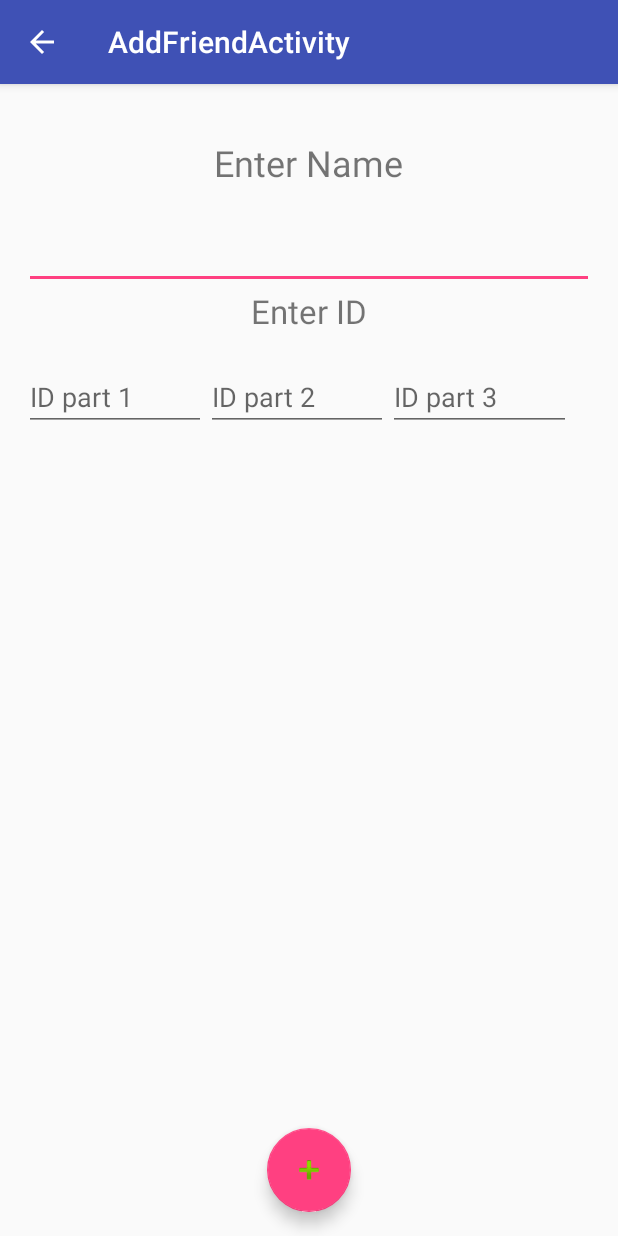
After one commit to manangandhi7/MoneyPal, an Android app: the AddFriendActivity screen opened directly, with no data from a screen before it, on a phone screen of 412 x 824 dp. The commit adds this screen. Run offline under Robolectric (Android 15) with nearby library versions, the phone set to English and light mode, and no system bars.

Commit message:
Add friend activity added, other minor changes

```diff
--- a/app/src/main/AndroidManifest.xml
+++ b/app/src/main/AndroidManifest.xml
@@ -40,7 +40,7 @@
 
         <activity
             android:name=".Activity.LoginActivity"
-            android:label="@string/app_name"></activity>
+            android:label="@string/app_name" />
         <activity
             android:name=".Activity.MainActivity"
             android:label="@string/app_name"
@@ -98,6 +98,15 @@
                 android:name="android.support.PARENT_ACTIVITY"
                 android:value="com.MoneyPal.Activity.MainActivity" />
         </activity>
+        <activity
+            android:name=".Activity.AddFriendActivity"
+            android:label="@string/title_activity_add_friend"
+            android:parentActivityName=".Activity.MainActivity"
+            android:theme="@style/AppTheme.NoActionBar">
+            <meta-data
+                android:name="android.support.PARENT_ACTIVITY"
+                android:value="com.MoneyPal.Activity.MainActivity" />
+        </activity>
     </application>
 
 </manifest>
--- /dev/null
+++ b/app/src/main/java/com/MoneyPal/Activity/AddFriendActivity.java
@@ -0,0 +1,32 @@
+package com.MoneyPal.Activity;
+
+import android.os.Bundle;
+import android.support.design.widget.FloatingActionButton;
+import android.support.design.widget.Snackbar;
+import android.support.v7.app.AppCompatActivity;
+import android.support.v7.widget.Toolbar;
+import android.view.View;
+
+import com.MoneyPal.R;
+
+public class AddFriendActivity extends AppCompatActivity {
+
+    @Override
+    protected void onCreate(Bundle savedInstanceState) {
+        super.onCreate(savedInstanceState);
+        setContentView(R.layout.activity_add_friend);
+        Toolbar toolbar = (Toolbar) findViewById(R.id.toolbar);
+        setSupportActionBar(toolbar);
+
+        FloatingActionButton fab = (FloatingActionButton) findViewById(R.id.fab);
+        fab.setOnClickListener(new View.OnClickListener() {
+            @Override
+            public void onClick(View view) {
+                Snackbar.make(view, "Replace with your own action", Snackbar.LENGTH_LONG)
+                        .setAction("Action", null).show();
+            }
+        });
+        getSupportActionBar().setDisplayHomeAsUpEnabled(true);
+    }
+
+}
--- a/app/src/main/java/com/MoneyPal/Activity/MainActivity.java
+++ b/app/src/main/java/com/MoneyPal/Activity/MainActivity.java
@@ -242,8 +242,10 @@ public class MainActivity extends AppCompatActivity
             Intent intent = new Intent(getApplicationContext(), BankDetailsActivity.class);
             //intent.putExtra(EXTRA_MESSAGE, message);
             startActivity(intent);
-        } else if (id == R.id.nav_manage) {
-
+        } else if (id == R.id.nav_add_friend) {
+            Intent intent = new Intent(getApplicationContext(), AddFriendActivity.class);
+            //intent.putExtra(EXTRA_MESSAGE, message);
+            startActivity(intent);
         } else if (id == R.id.nav_share) {
 
         } else if (id == R.id.nav_send) {
--- /dev/null
+++ b/app/src/main/res/layout/activity_add_friend.xml
@@ -0,0 +1,34 @@
+<?xml version="1.0" encoding="utf-8"?>
+<android.support.design.widget.CoordinatorLayout xmlns:android="http://schemas.android.com/apk/res/android"
+    xmlns:app="http://schemas.android.com/apk/res-auto"
+    xmlns:tools="http://schemas.android.com/tools"
+    android:layout_width="match_parent"
+    android:layout_height="match_parent"
+    android:fitsSystemWindows="true"
+    tools:context="com.MoneyPal.Activity.AddFriendActivity">
+
+    <android.support.design.widget.AppBarLayout
+        android:layout_width="match_parent"
+        android:layout_height="wrap_content"
+        android:theme="@style/AppTheme.AppBarOverlay">
+
+        <android.support.v7.widget.Toolbar
+            android:id="@+id/toolbar"
+            android:layout_width="match_parent"
+            android:layout_height="?attr/actionBarSize"
+            android:background="?attr/colorPrimary"
+            app:popupTheme="@style/AppTheme.PopupOverlay" />
+
+    </android.support.design.widget.AppBarLayout>
+
+    <include layout="@layout/content_add_friend" />
+
+    <android.support.design.widget.FloatingActionButton
+        android:id="@+id/fab"
+        android:layout_width="wrap_content"
+        android:layout_height="wrap_content"
+        android:layout_gravity="bottom|center"
+        android:layout_margin="@dimen/fab_margin"
+        app:srcCompat="@android:drawable/ic_input_add" />
+
+</android.support.design.widget.CoordinatorLayout>
--- /dev/null
+++ b/app/src/main/res/layout/content_add_friend.xml
@@ -0,0 +1,92 @@
+<?xml version="1.0" encoding="utf-8"?>
+<RelativeLayout xmlns:android="http://schemas.android.com/apk/res/android"
+    xmlns:app="http://schemas.android.com/apk/res-auto"
+    xmlns:tools="http://schemas.android.com/tools"
+    android:id="@+id/content_add_friend"
+    android:layout_width="match_parent"
+    android:layout_height="match_parent"
+    android:paddingBottom="@dimen/activity_vertical_margin"
+    android:paddingLeft="@dimen/activity_horizontal_margin"
+    android:paddingRight="@dimen/activity_horizontal_margin"
+    android:paddingTop="@dimen/activity_vertical_margin"
+    app:layout_behavior="@string/appbar_scrolling_view_behavior"
+    tools:context="com.MoneyPal.Activity.AddFriendActivity"
+    tools:showIn="@layout/activity_add_friend">
+
+    <TextView
+        android:text="Enter Name"
+        android:layout_width="wrap_content"
+        android:layout_height="wrap_content"
+        android:layout_centerHorizontal="true"
+        android:layout_alignParentTop="true"
+        android:layout_marginTop="20sp"
+        android:textSize="24sp"
+        android:id="@+id/enter_name_textbox" />
+
+    <EditText
+        android:text=""
+        android:layout_width="match_parent"
+        android:layout_height="wrap_content"
+        android:layout_centerHorizontal="true"
+        android:layout_below="@+id/enter_name_textbox"
+        android:layout_marginTop="20sp"
+        android:textSize="20sp"
+        android:id="@+id/friend_name" />
+
+
+    <TextView
+        android:text="Enter ID"
+        android:layout_width="wrap_content"
+        android:layout_height="wrap_content"
+        android:layout_below="@+id/friend_name"
+        android:layout_centerHorizontal="true"
+        android:textSize="22sp"
+        android:id="@+id/enter_id_textbox"
+
+        />
+
+
+    <LinearLayout
+        android:layout_width="match_parent"
+        android:layout_height="wrap_content"
+        android:weightSum="1"
+        android:orientation="horizontal"
+        android:layout_below="@+id/enter_id_textbox"
+        android:layout_marginTop="20sp">
+
+        <AutoCompleteTextView
+            android:id="@+id/id_part1"
+            android:layout_width="wrap_content"
+            android:layout_height="wrap_content"
+            android:layout_gravity="left"
+            android:layout_weight="0.3"
+            android:hint="ID part 1"
+            android:inputType="text|textAutoComplete"
+            android:maxLines="1"
+            android:singleLine="true" />
+
+        <AutoCompleteTextView
+            android:id="@+id/id_part2"
+            android:layout_width="wrap_content"
+            android:layout_height="wrap_content"
+            android:layout_gravity="center"
+            android:layout_weight="0.3"
+            android:hint="ID part 2"
+            android:inputType="text|textAutoComplete"
+            android:maxLines="1"
+            android:singleLine="true" />
+
+        <AutoCompleteTextView
+            android:id="@+id/id_part3"
+            android:layout_width="wrap_content"
+            android:layout_height="wrap_content"
+            android:layout_gravity="right"
+            android:layout_weight="0.3"
+            android:hint="ID part 3"
+            android:inputType="text|textAutoComplete"
+            android:maxLines="1"
+            android:singleLine="true" />
+
+    </LinearLayout>
+
+</RelativeLayout>
--- a/app/src/main/res/layout/item_part_details.xml
+++ b/app/src/main/res/layout/item_part_details.xml
@@ -23,7 +23,7 @@
         android:layout_height="wrap_content"
         android:layout_gravity="left"
         android:layout_weight="0.8"
-        android:hint="@string/prompt_receiver"
+        android:hint="You"
         android:imeActionId="@+id/login"
         android:imeActionLabel="participant"
         android:inputType="text|textAutoComplete"
--- a/app/src/main/res/menu/activity_settings_drawer.xml
+++ b/app/src/main/res/menu/activity_settings_drawer.xml
@@ -16,9 +16,9 @@
             android:icon="@drawable/ic_menu_slideshow"
             android:title="Bank Details" />
         <item
-            android:id="@+id/nav_manage"
+            android:id="@+id/nav_add_friend"
             android:icon="@drawable/ic_menu_manage"
-            android:title="Tools" />
+            android:title="Add Friends" />
     </group>
 
     <item android:title="Communicate">
--- a/app/src/main/res/values/strings.xml
+++ b/app/src/main/res/values/strings.xml
@@ -20,7 +20,7 @@
     <string name="permission_rationale">"Contacts permissions are needed for providing email
         completions."
     </string>
-    <string name="title_activity_settings">Settings</string>
+
 
     <string name="navigation_drawer_open">Open navigation drawer</string>
     <string name="navigation_drawer_close">Close navigation drawer</string>
@@ -34,4 +34,5 @@
     <string name="title_dostar_detail">Friend Detail</string>
     <string name="title_activity_profile">ProfileActivity</string>
     <string name="title_activity_bank_details">BankDetailsActivity</string>
+    <string name="title_activity_add_friend">AddFriendActivity</string>
 </resources>
```
